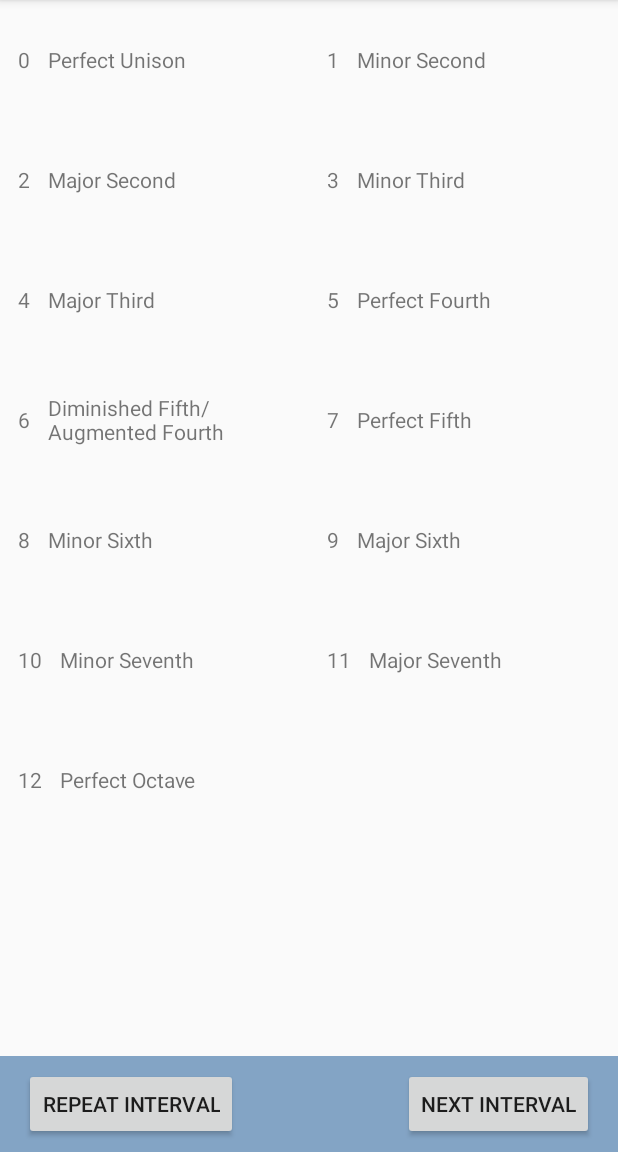
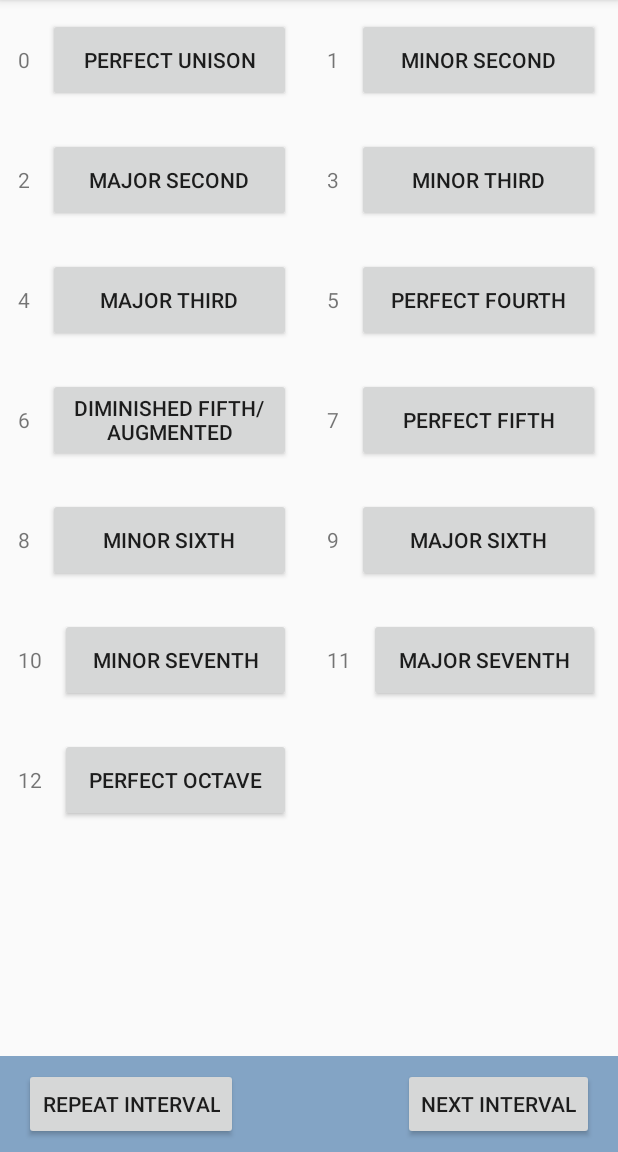
Before and after one commit to lettertea/simple-intervals-of-music, an Android app: the screen it shows after launch (MainActivity), on a phone screen of 412 x 824 dp, the part 84-1236 px from its top. Run offline under Robolectric (Android 15) with nearby library versions, the phone set to English and light mode, and no system bars.

Commit message:
Change interval element to button

```diff
--- a/app/src/main/java/com/nashkenazy/intervals/MyAdapter.java
+++ b/app/src/main/java/com/nashkenazy/intervals/MyAdapter.java
@@ -22,7 +22,7 @@ public class MyAdapter extends RecyclerView.Adapter<MyAdapter.ViewHolder> {
 			super(v);
 			layout = v;
 			txtSemitone = v.findViewById(R.id.text_semitone);
-			txtHeader = v.findViewById(R.id.text_interval);
+			txtHeader = v.findViewById(R.id.button_interval);
 		}
 
 
--- a/app/src/main/res/layout/row_layout.xml
+++ b/app/src/main/res/layout/row_layout.xml
@@ -3,7 +3,7 @@
     android:layout_width="fill_parent"
     android:layout_height="?android:attr/listPreferredItemHeightLarge"
     android:padding="12dp"
->
+    >
 
 
     <TextView
@@ -13,12 +13,12 @@
         android:layout_marginEnd="12dp"
         android:gravity="center_vertical" />
 
-    <TextView
-        android:id="@+id/text_interval"
+    <Button
+        android:id="@+id/button_interval"
         android:layout_width="fill_parent"
         android:layout_height="fill_parent"
         android:layout_toEndOf="@id/text_semitone"
-        android:gravity="center_vertical" />
+        />
 
 
 </RelativeLayout>
```
